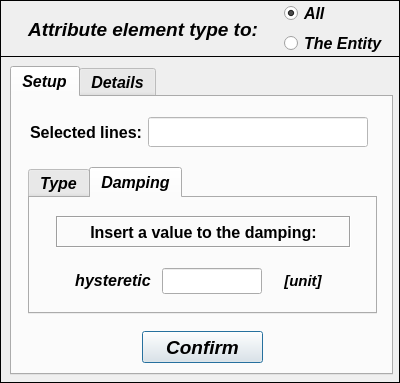
Qt form pulse/uix/user_input/ui/Model/Setup/Acoustic/acousticElementTypeInput.ui (open-pulse/OpenPulse) before a commit.
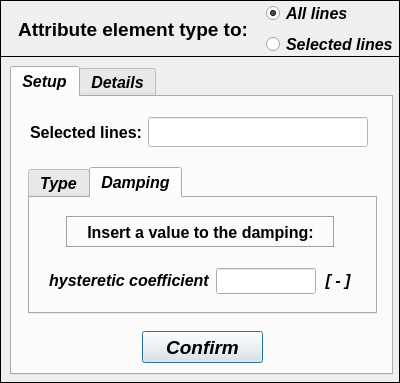
The same form after that commit. The open tabs and pages were chosen to show the change.

The edit to the form file:
```diff
--- a/pulse/uix/user_input/ui/Model/Setup/Acoustic/acousticElementTypeInput.ui
+++ b/pulse/uix/user_input/ui/Model/Setup/Acoustic/acousticElementTypeInput.ui
@@ -378,65 +378,28 @@
        <attribute name="title">
         <string>Damping</string>
        </attribute>
-       <widget class="QLabel" name="label_18">
-        <property name="geometry">
-         <rect>
-          <x>238</x>
-          <y>70</y>
-          <width>70</width>
-          <height>26</height>
-         </rect>
-        </property>
-        <property name="minimumSize">
-         <size>
-          <width>70</width>
-          <height>0</height>
-         </size>
-        </property>
-        <property name="maximumSize">
-         <size>
-          <width>70</width>
-          <height>16777215</height>
-         </size>
-        </property>
-        <property name="font">
-         <font>
-          <family>Arial</family>
-          <pointsize>11</pointsize>
-          <weight>75</weight>
-          <italic>true</italic>
-          <bold>true</bold>
-         </font>
-        </property>
-        <property name="text">
-         <string>[unit]</string>
-        </property>
-        <property name="alignment">
-         <set>Qt::AlignCenter</set>
-        </property>
-       </widget>
        <widget class="QLabel" name="label_109">
         <property name="enabled">
          <bool>true</bool>
         </property>
         <property name="geometry">
          <rect>
-          <x>38</x>
-          <y>70</y>
-          <width>90</width>
-          <height>26</height>
+          <x>14</x>
+          <y>68</y>
+          <width>170</width>
+          <height>30</height>
          </rect>
         </property>
         <property name="minimumSize">
          <size>
-          <width>90</width>
-          <height>26</height>
+          <width>170</width>
+          <height>30</height>
          </size>
         </property>
         <property name="maximumSize">
          <size>
-          <width>90</width>
-          <height>26</height>
+          <width>170</width>
+          <height>30</height>
          </size>
         </property>
         <property name="font">
@@ -452,7 +415,7 @@
          <bool>true</bool>
         </property>
         <property name="text">
-         <string>&lt;html&gt;&lt;head/&gt;&lt;body&gt;&lt;p align=&quot;center&quot;&gt;hysteretic&lt;/p&gt;&lt;/body&gt;&lt;/html&gt;</string>
+         <string>&lt;html&gt;&lt;head/&gt;&lt;body&gt;&lt;p align=&quot;center&quot;&gt;hysteretic coefficient&lt;/p&gt;&lt;/body&gt;&lt;/html&gt;</string>
         </property>
         <property name="alignment">
          <set>Qt::AlignCenter</set>
@@ -464,7 +427,7 @@
         </property>
         <property name="geometry">
          <rect>
-          <x>132</x>
+          <x>186</x>
           <y>70</y>
           <width>100</width>
           <height>26</height>
@@ -501,9 +464,9 @@
        <widget class="QLabel" name="label_5">
         <property name="geometry">
          <rect>
-          <x>26</x>
+          <x>36</x>
           <y>18</y>
-          <width>295</width>
+          <width>269</width>
           <height>32</height>
          </rect>
         </property>
@@ -532,6 +495,49 @@
          <set>Qt::AlignCenter</set>
         </property>
        </widget>
+       <widget class="QLabel" name="label_110">
+        <property name="enabled">
+         <bool>true</bool>
+        </property>
+        <property name="geometry">
+         <rect>
+          <x>288</x>
+          <y>68</y>
+          <width>40</width>
+          <height>30</height>
+         </rect>
+        </property>
+        <property name="minimumSize">
+         <size>
+          <width>40</width>
+          <height>30</height>
+         </size>
+        </property>
+        <property name="maximumSize">
+         <size>
+          <width>40</width>
+          <height>30</height>
+         </size>
+        </property>
+        <property name="font">
+         <font>
+          <family>Arial</family>
+          <pointsize>12</pointsize>
+          <weight>75</weight>
+          <italic>true</italic>
+          <bold>true</bold>
+         </font>
+        </property>
+        <property name="mouseTracking">
+         <bool>true</bool>
+        </property>
+        <property name="text">
+         <string>&lt;html&gt;&lt;head/&gt;&lt;body&gt;&lt;p align=&quot;center&quot;&gt;[ - ]&lt;/p&gt;&lt;/body&gt;&lt;/html&gt;</string>
+        </property>
+        <property name="alignment">
+         <set>Qt::AlignCenter</set>
+        </property>
+       </widget>
       </widget>
      </widget>
     </widget>
@@ -766,7 +772,7 @@
    <widget class="QLabel" name="label">
     <property name="geometry">
      <rect>
-      <x>18</x>
+      <x>8</x>
       <y>14</y>
       <width>250</width>
       <height>30</height>
@@ -777,7 +783,7 @@
       <family>Arial</family>
       <pointsize>14</pointsize>
       <weight>75</weight>
-      <italic>true</italic>
+      <italic>false</italic>
       <bold>true</bold>
      </font>
     </property>
@@ -794,10 +800,10 @@
    <widget class="QWidget" name="verticalLayoutWidget_2">
     <property name="geometry">
      <rect>
-      <x>284</x>
-      <y>2</y>
-      <width>112</width>
-      <height>53</height>
+      <x>266</x>
+      <y>0</y>
+      <width>130</width>
+      <height>58</height>
      </rect>
     </property>
     <layout class="QVBoxLayout" name="verticalLayout_2">
@@ -808,14 +814,14 @@
        </property>
        <property name="minimumSize">
         <size>
-         <width>110</width>
-         <height>21</height>
+         <width>128</width>
+         <height>24</height>
         </size>
        </property>
        <property name="maximumSize">
         <size>
-         <width>100</width>
-         <height>25</height>
+         <width>128</width>
+         <height>24</height>
         </size>
        </property>
        <property name="font">
@@ -832,7 +838,7 @@
         <enum>Qt::ClickFocus</enum>
        </property>
        <property name="text">
-        <string>All</string>
+        <string>All lines</string>
        </property>
        <property name="checked">
         <bool>true</bool>
@@ -843,14 +849,14 @@
       <widget class="QRadioButton" name="radioButton_entity">
        <property name="minimumSize">
         <size>
-         <width>110</width>
-         <height>21</height>
+         <width>128</width>
+         <height>24</height>
         </size>
        </property>
        <property name="maximumSize">
         <size>
-         <width>100</width>
-         <height>25</height>
+         <width>128</width>
+         <height>24</height>
         </size>
        </property>
        <property name="font">
@@ -867,7 +873,7 @@
         <enum>Qt::ClickFocus</enum>
        </property>
        <property name="text">
-        <string>The Entity</string>
+        <string>Selected lines</string>
        </property>
        <property name="checked">
         <bool>false</bool>
```
Left out of the diff: 12 changed lines with no effect on the pictures.
